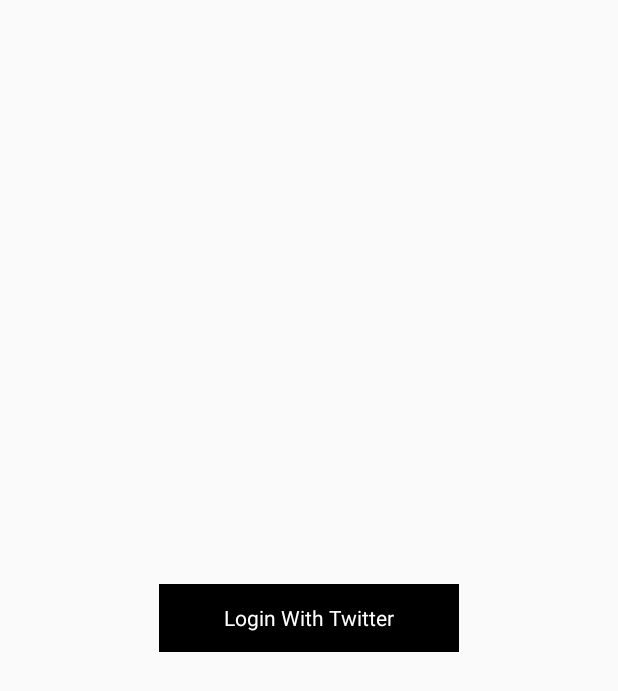
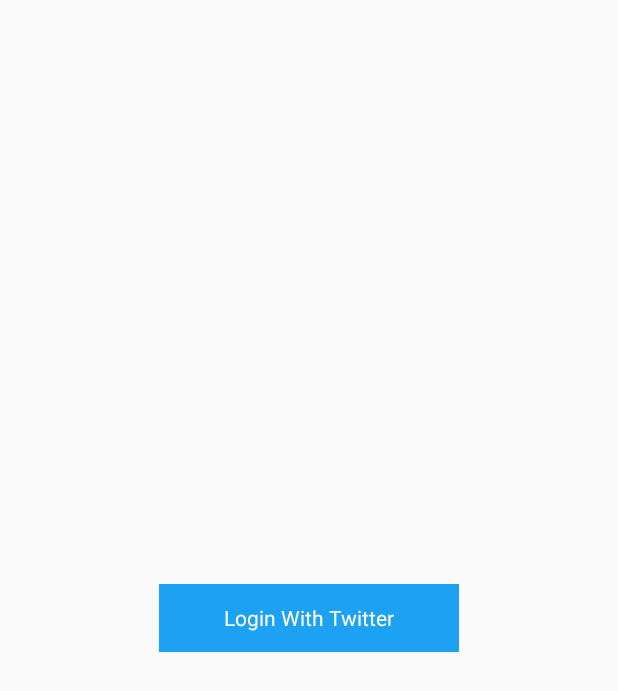
Before and after one commit to deda9/Twitter-Login-Demo, an Android app: the screen it shows after launch (LoginUserActivity), on a phone screen of 412 x 824 dp. Shown: the top 691 px of the screen. Run offline under Robolectric (Android 15) with nearby library versions, the phone set to English and light mode, and no system bars; our stand-ins replace ButterKnife; libraries missing offline, so code that uses them is left out: com.twitter.sdk; 2 statements that could not run were skipped.

Commit message:
Change the color of the login button to be like twitter button color #deisgn

```diff
--- a/app/src/main/res/layout/fragment_login.xml
+++ b/app/src/main/res/layout/fragment_login.xml
@@ -11,7 +11,7 @@
         android:gravity="center"
         android:layout_width="200dp"
         android:layout_centerInParent="true"
-        android:background="@color/black"
+        android:background="@color/twitter_color"
         android:layout_height="45dp" />
 
 </RelativeLayout>
--- a/app/src/main/res/values/colors.xml
+++ b/app/src/main/res/values/colors.xml
@@ -13,5 +13,5 @@
     <color name="tab_color_selected">#d1ad54</color>
     <color name="side_bar_line">#678259</color>
     <color name="tool_bar">#ffffff</color>
-    <color name="tool_bar_dark">#c2bfbf</color>
+    <color name="twitter_color">#1da1f2</color>
 </resources>
```
